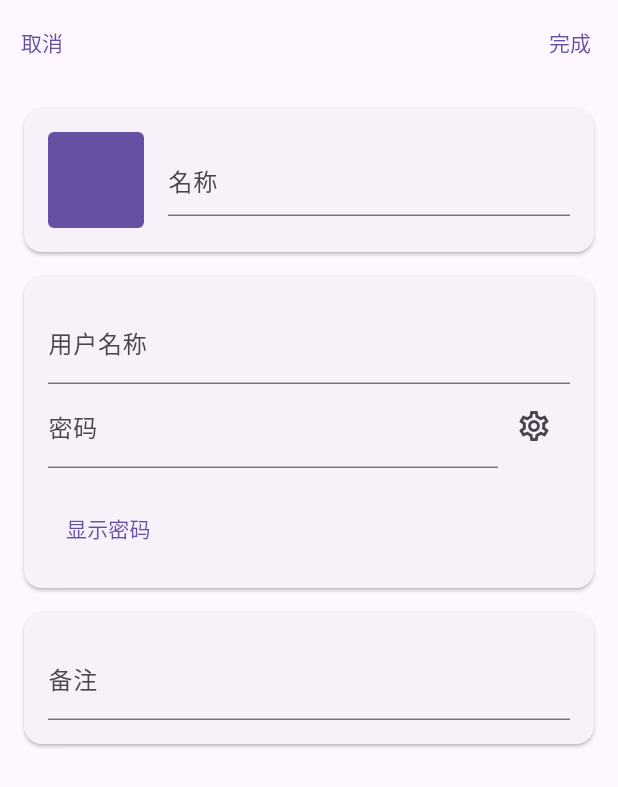
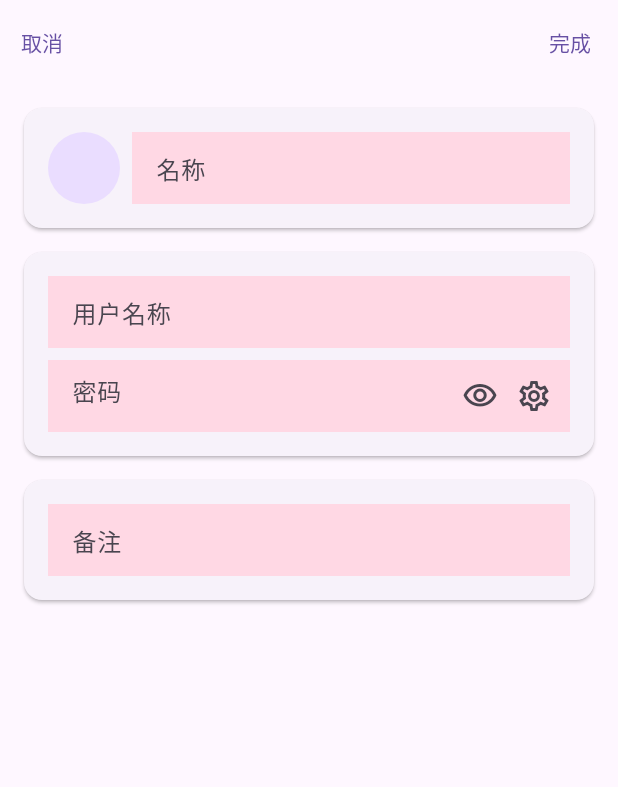
Before and after one commit to CalsRanna/pass_guard, a Flutter app: the screen it shows after launch, after a tap on the "add" icon, on a phone screen of 412 x 824 dp. Shown: the top 787 px of the screen. Run offline on Flutter 3.47's test engine with Material 2 defaults, Android fonts, the phone set to English and light mode, and no system bars; our stand-ins replace dio, floor, google_fonts, hive_flutter, package_info_plus, sqflite; missing offline and left inert: clipboard, creator, encrypt, webdav_client; accounts and stored records are empty; generated files the repository leaves out were written again.

Commit message:
feat(ui): update some widgets' ui

```diff
--- a/lib/page/form.dart
+++ b/lib/page/form.dart
@@ -23,6 +23,7 @@ class _PasswordFormState extends State<PasswordForm> {
   late TextEditingController commentController;
   String name = '';
   late TextEditingController nameController;
+  bool obscureText = true;
   String password = '';
   late TextEditingController passwordController;
   bool showGenerator = false;
@@ -71,11 +72,6 @@ class _PasswordFormState extends State<PasswordForm> {
 
   @override
   Widget build(BuildContext context) {
-    final labelStyle = TextStyle(
-      color: Theme.of(context).colorScheme.primary,
-      fontSize: 18,
-      fontWeight: FontWeight.w900,
-    );
     return Scaffold(
       appBar: AppBar(
         actions: [
@@ -99,13 +95,20 @@ class _PasswordFormState extends State<PasswordForm> {
               child: Padding(
                 padding: const EdgeInsets.all(16.0),
                 child: Row(
+                  crossAxisAlignment: CrossAxisAlignment.start,
                   children: [
-                    TextIcon(text: name),
-                    const SizedBox(width: 16),
+                    TextIcon(size: const Size.square(48), text: name),
+                    const SizedBox(width: 8),
                     Expanded(
                       child: TextFormField(
                         controller: nameController,
-                        decoration: const InputDecoration(hintText: '名称'),
+                        decoration: InputDecoration(
+                          border: InputBorder.none,
+                          fillColor:
+                              Theme.of(context).colorScheme.tertiaryContainer,
+                          filled: true,
+                          hintText: '名称',
+                        ),
                         validator: (value) {
                           if (value == null || value.isEmpty) {
                             return '名称不能为空';
@@ -123,12 +126,18 @@ class _PasswordFormState extends State<PasswordForm> {
               margin: EdgeInsets.zero,
               child: Padding(
                 padding: const EdgeInsets.all(16.0),
-                child: Column(
-                  crossAxisAlignment: CrossAxisAlignment.start,
+                child: Wrap(
+                  runSpacing: 8,
                   children: [
                     TextFormField(
                       controller: usernameController,
-                      decoration: const InputDecoration(labelText: '用户名称'),
+                      decoration: InputDecoration(
+                        border: InputBorder.none,
+                        fillColor:
+                            Theme.of(context).colorScheme.tertiaryContainer,
+                        filled: true,
+                        hintText: '用户名称',
+                      ),
                       validator: (value) {
                         if (value == null || value.isEmpty) {
                           return '用户名称不能为空';
@@ -136,26 +145,39 @@ class _PasswordFormState extends State<PasswordForm> {
                         return null;
                       },
                     ),
-                    Row(
+                    TextFormField(
+                      controller: passwordController,
+                      decoration: InputDecoration(
+                        border: InputBorder.none,
+                        fillColor:
+                            Theme.of(context).colorScheme.tertiaryContainer,
+                        filled: true,
+                        hintText: '密码',
+                        suffixIcon: Wrap(
+                          crossAxisAlignment: WrapCrossAlignment.center,
                           children: [
-                        Expanded(
-                          child: TextFormField(
-                            controller: passwordController,
-                            decoration: const InputDecoration(labelText: '密码'),
-                            obscureText: true,
+                            GestureDetector(
+                              onTap: switchObscureText,
+                              child: Icon(
+                                obscureText
+                                    ? Icons.visibility_outlined
+                                    : Icons.visibility_off_outlined,
+                              ),
+                            ),
+                            IconButton(
+                              icon: const Icon(Icons.settings_outlined),
+                              onPressed: toggleGenerator,
+                            ),
+                          ],
+                        ),
+                      ),
+                      obscureText: obscureText,
                       validator: (value) {
                         if (value == null || value.isEmpty) {
                           return '密码不能为空';
                         }
                         return null;
                       },
-                          ),
-                        ),
-                        IconButton(
-                          icon: const Icon(Icons.settings_outlined),
-                          onPressed: toggleGenerator,
-                        )
-                      ],
                     ),
                     const SizedBox(height: 16),
                     _PasswordGenerator(
@@ -167,25 +189,6 @@ class _PasswordFormState extends State<PasswordForm> {
                 ),
               ),
             ),
-            // const SizedBox(height: 16),
-            // Card(
-            //   margin: const EdgeInsets.all(0),
-            //   shape: const BeveledRectangleBorder(),
-            //   child: Padding(
-            //     padding: const EdgeInsets.all(16.0),
-            //     child: Column(
-            //       crossAxisAlignment: CrossAxisAlignment.start,
-            //       children: [
-            //         Text('标签', style: labelStyle),
-            //         Watcher((context, ref, _) {
-            //           return Wrap(
-            //             children: const [AdditionTag()],
-            //           );
-            //         }),
-            //       ],
-            //     ),
-            //   ),
-            // ),
             const SizedBox(height: 16),
             Card(
               margin: EdgeInsets.zero,
@@ -196,7 +199,13 @@ class _PasswordFormState extends State<PasswordForm> {
                   children: [
                     TextFormField(
                       controller: commentController,
-                      decoration: const InputDecoration(labelText: '备注'),
+                      decoration: InputDecoration(
+                        border: InputBorder.none,
+                        fillColor:
+                            Theme.of(context).colorScheme.tertiaryContainer,
+                        filled: true,
+                        hintText: '备注',
+                      ),
                     ),
                   ],
                 ),
@@ -219,6 +228,12 @@ class _PasswordFormState extends State<PasswordForm> {
         ),
       ),
     );
+  }
+
+  void switchObscureText() {
+    setState(() {
+      obscureText = !obscureText;
+    });
   }
 
   void handleConfirm(BuildContext context) async {
@@ -278,8 +293,7 @@ class _PasswordFormState extends State<PasswordForm> {
         content: const Text('此项目将被立即移除，并且无法再次找回。'),
         actions: [
           TextButton(
-                    onPressed: () => cancelDelete(context),
-                    child: const Text('取消')),
+              onPressed: () => cancelDelete(context), child: const Text('取消')),
           TextButton(
             onPressed: () => confirmDelete(context),
             child: const Text(
@@ -288,7 +302,8 @@ class _PasswordFormState extends State<PasswordForm> {
             ),
           ),
         ],
-            ));
+      ),
+    );
   }
 
   void cancelDelete(BuildContext context) {
@@ -339,22 +354,16 @@ class __PasswordGeneratorState extends State<_PasswordGenerator> {
 
   @override
   Widget build(BuildContext context) {
-    Widget child = TextButton(
-      onPressed: toggleShowPassword,
-      child: SizedBox(
-        width: double.infinity,
-        child: Text(showPassword ? widget.password : '显示密码'),
-      ),
-    );
+    Widget child = const SizedBox();
     if (widget.showGenerator) {
       child = Column(
         children: [
           Container(
             decoration: BoxDecoration(
-              border: Border.all(),
-              borderRadius: BorderRadius.circular(8),
+              border: Border.all(color: Theme.of(context).colorScheme.tertiary),
+              borderRadius: BorderRadius.circular(4),
             ),
-            padding: const EdgeInsets.all(8),
+            padding: const EdgeInsets.only(left: 8),
             child: Row(
               children: [
                 Expanded(child: Text(widget.password)),
@@ -371,10 +380,12 @@ class __PasswordGeneratorState extends State<_PasswordGenerator> {
               SizedBox(width: 96, child: Text('${length.toInt()}位密码')),
               Expanded(
                 child: Slider.adaptive(
+                  divisions: 52,
                   min: 8,
                   max: 64,
                   value: length,
                   onChanged: handleSliderChanged,
+                  onChangeEnd: handleSliderChangeEnd,
                 ),
               ),
             ],
@@ -424,14 +435,17 @@ class __PasswordGeneratorState extends State<_PasswordGenerator> {
   }
 
   void handleSliderChanged(double value) {
+    setState(() {
+      length = value;
+    });
+  }
+
+  void handleSliderChangeEnd(double value) {
     final password = PasswordGenerator(
       hasNumber: hasNumber,
       hasSpecialCharacter: hasSpecialCharacter,
       length: value.toInt(),
     ).generate();
-    setState(() {
-      length = value;
-    });
     widget.onGenerated?.call(password);
   }
 
--- a/lib/page/list.dart
+++ b/lib/page/list.dart
@@ -53,7 +53,10 @@ class _PasswordListState extends State<PasswordList> {
     Widget? title;
     if (showTextField) {
       actions = [
-        TextButton(onPressed: triggerTextField, child: const Text('取消'))
+        IconButton(
+          onPressed: triggerTextField,
+          icon: const Icon(Icons.close),
+        )
       ];
       title = TextField(
         controller: controller,
@@ -104,7 +107,6 @@ class _PasswordListState extends State<PasswordList> {
       body: body,
       floatingActionButton: !showTextField
           ? FloatingActionButton(
-              shape: const CircleBorder(),
               onPressed: () => handleNavigated(context, 'create'),
               child: const Icon(Icons.add_outlined),
             )
--- a/lib/widget/text_icon.dart
+++ b/lib/widget/text_icon.dart
@@ -11,9 +11,9 @@ class TextIcon extends StatelessWidget {
   Widget build(BuildContext context) {
     return Container(
       decoration: BoxDecoration(
-        color:
-            RandomColor.fromText(text) ?? Theme.of(context).colorScheme.primary,
-        borderRadius: BorderRadius.circular(4),
+        color: RandomColor.fromText(text) ??
+            Theme.of(context).colorScheme.primaryContainer,
+        shape: BoxShape.circle,
       ),
       height: size?.height ?? 64,
       width: size?.width ?? 64,
```
Also changed, not shown: lib/page/detail.dart (+15 -13 lines), lib/widget/message.dart (+4 -4 lines), 1 other file. Lines whose indentation alone changed are shown as unchanged.
